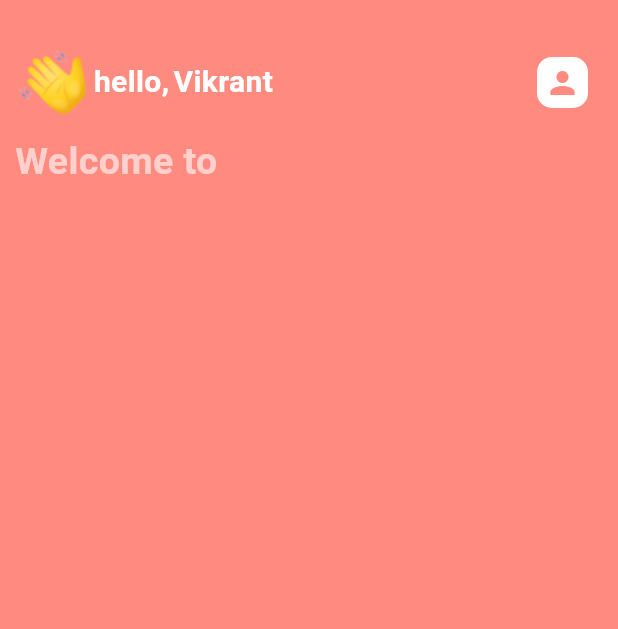
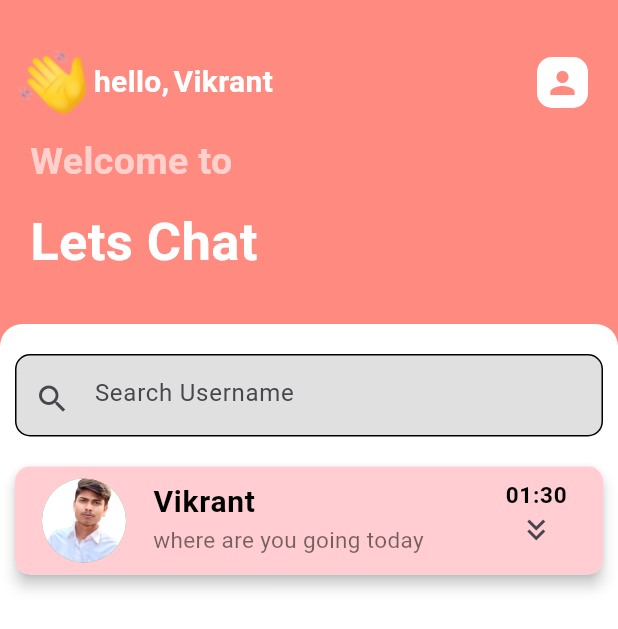
Before and after one commit to Vikrant-Singh-Chauhan/ChatApp, a Flutter app: the Home screen opened directly, on a phone screen of 412 x 824 dp. Shown: the top 629 px of the screen. Run offline on Flutter 3.47's test engine with Material 3 defaults, Android fonts, the phone set to English and light mode, and no system bars.

Commit message:
add UserSeach page

```diff
--- /dev/null
+++ b/lib/pages/chat_page/chat_page.dart
@@ -0,0 +1,22 @@
+import 'package:flutter/material.dart';
+class ChatPage extends StatefulWidget {
+  const ChatPage({super.key});
+
+  @override
+  State<ChatPage> createState() => _ChatPageState();
+}
+
+class _ChatPageState extends State<ChatPage> {
+  @override
+  Widget build(BuildContext context) {
+    return Scaffold(
+      backgroundColor: Colors.red[100],
+      body: Container(
+        child: Column(
+          children: [
+          ],
+        ),
+      ),
+    );
+  }
+}
--- a/lib/pages/home/home.dart
+++ b/lib/pages/home/home.dart
@@ -1,4 +1,6 @@
+import 'package:chat_app/pages/chat_page/chat_page.dart';
 import 'package:flutter/material.dart';
+
 class Home extends StatefulWidget {
   const Home({super.key});
 
@@ -12,21 +14,27 @@ class _HomeState extends State<Home> {
     return Scaffold(
       backgroundColor: Colors.redAccent[100],
       body: Container(
-        margin: EdgeInsets.only(top: 30,left: 10),
+        margin: EdgeInsets.only(
+          top: 30,
+        ),
         child: Column(
           crossAxisAlignment: CrossAxisAlignment.start,
           children: [
-          Row(
+            Padding(
+              padding: const EdgeInsets.only(left: 10),
+              child: Row(
                 children: [
-              Image.asset("images/wawe.png",height: 50,width: 50,),
-              Text(
-                "hello, ",
+                  Image.asset(
+                    "images/wawe.png",
+                    height: 50,
+                    width: 50,
+                  ),
+                  Text("hello, ",
                       style: TextStyle(
                           color: Colors.white,
                           fontSize: 20,
                           fontWeight: FontWeight.bold),
-                textAlign: TextAlign.center
-              ),
+                      textAlign: TextAlign.center),
                   Text(
                     "Vikrant",
                     style: TextStyle(
@@ -38,24 +46,130 @@ class _HomeState extends State<Home> {
                   Container(
                     margin: EdgeInsets.only(right: 20),
                     padding: EdgeInsets.all(5),
-                decoration: BoxDecoration(color: Colors.white,
+                    decoration: BoxDecoration(
+                        color: Colors.white,
                         borderRadius: BorderRadius.circular(10)),
-                child: Icon(Icons.person,color: Colors.redAccent[100]),
+                    child: Icon(Icons.person, color: Colors.redAccent[100]),
                   )
                 ],
+              ),
             ),
             SizedBox(
               height: 10,
             ),
-          Text(
+            Padding(
+              padding: const EdgeInsets.only(left: 20),
+              child: Text(
                 "Welcome to",
                 style: TextStyle(
                     color: Colors.white60,
                     fontSize: 25,
                     fontWeight: FontWeight.bold),
               ),
+            ),
+            SizedBox(
+              height: 10,
+            ),
+            Padding(
+              padding: const EdgeInsets.only(left: 20),
+              child: Text(
+                "Lets Chat",
+                style: TextStyle(
+                    color: Colors.white,
+                    fontSize: 35,
+                    fontWeight: FontWeight.bold),
+              ),
+            ),
+            SizedBox(
+              height: 30,
+            ),
+            Expanded(
+                                                        /// search user here///
+              child: Container(
+                  padding: EdgeInsets.only(left: 10, right: 10),
+                  width: MediaQuery.of(context).size.width,
+                  decoration: BoxDecoration(
+                      borderRadius: BorderRadius.only(
+                          topLeft: Radius.circular(15),
+                          topRight: Radius.circular(15)),
+                      color: Colors.white),
+                  child: Column(
+                    children: [
+                      SizedBox(
+                        height: 20,
+                      ),
+                      Container(
+                        decoration: BoxDecoration(
+                            borderRadius: BorderRadius.circular(10),
+                            color: Colors.grey[300],
+                            border: Border.all()),
+                        child: Padding(
+                          padding: const EdgeInsets.only(top: 5),
+                          child: TextField(
+                            decoration: InputDecoration(
+                                border: InputBorder.none,
+                                prefixIcon: Icon(Icons.search),
+                                hintText: "Search Username"),
+                          ),
+                        ),
+                      ),
+                      SizedBox(height: 20,),
+                                                               /// Searched user Container///
+                      GestureDetector(
+                        onTap: (){
+                          Navigator.push(context, MaterialPageRoute(builder: (context) => ChatPage(),));
+                        },
+                        child: Material(
+                          elevation: 4,
+                          borderRadius: BorderRadius.circular(10),
+                          child: Container(
+                            width: MediaQuery.of(context).size.width,
+                            decoration: BoxDecoration(
+                              color: Colors.red[100],
+                              borderRadius: BorderRadius.circular(10)
+                            ),
+                            child: ListTile(
+                              leading: CircleAvatar(
+                                foregroundImage: AssetImage("images/photo.jpeg"),
+                                radius: 30,
+                                backgroundColor: Colors.green,
+                              ),
+                              title: Text(
+                                "Vikrant",
+                                style: TextStyle(
+                                    color: Colors.black,
+                                    fontSize: 20,
+                                    fontWeight: FontWeight.bold),
+                              ),
+                              subtitle:  Text(
+                                "where are you going today",
+                                style: TextStyle(
+                                    color: Colors.black54,
+                                    fontSize: 15,
+                                    fontWeight: FontWeight.w400),
+                              ),
+                              trailing: Column(
+                                children: [
+                                  Text(
+                                    "01:30",
+                                    style: TextStyle(
+                                        color: Colors.black,
+                                        fontSize: 15,
+                                        fontWeight: FontWeight.bold),
+                                  ),
+                                  Icon(Icons.keyboard_double_arrow_down_outlined,)
                                 ],
-      ),) ,
+                              ),
+                            ),
+                          ),
+                        ),
+                      )
+                    ],
+                  )),
+            )
+          ],
+        ),
+      ),
     );
   }
 }
```
Also changed, not shown: images/photo.jpeg (added). Lines whose indentation alone changed are shown as unchanged.
